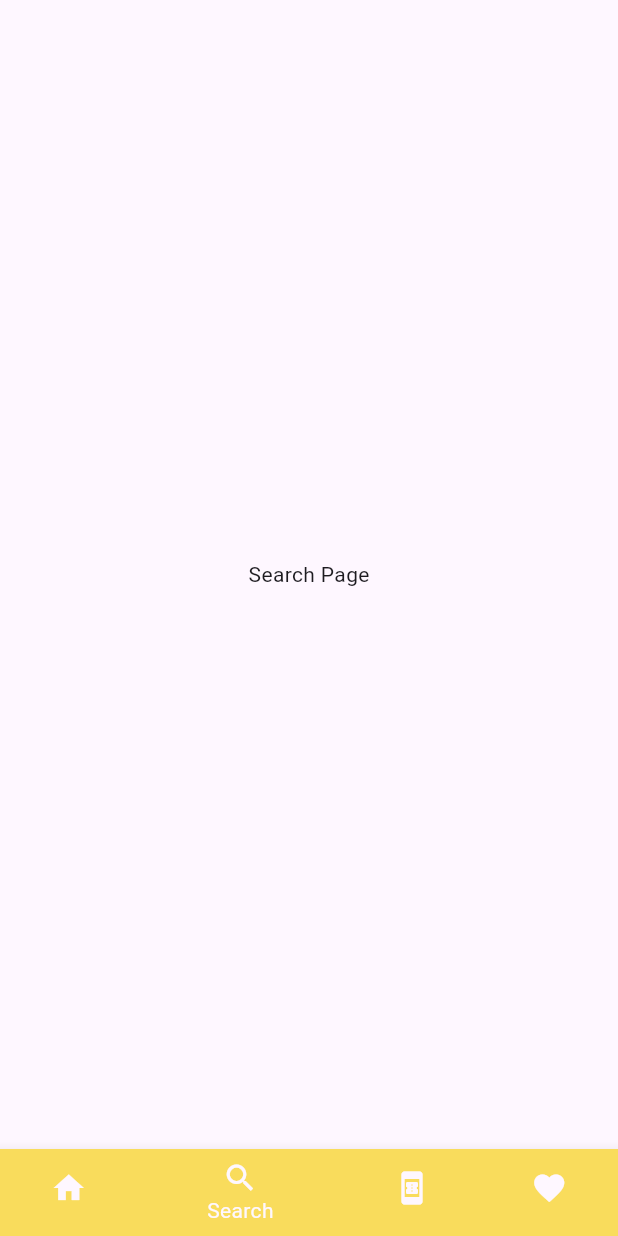
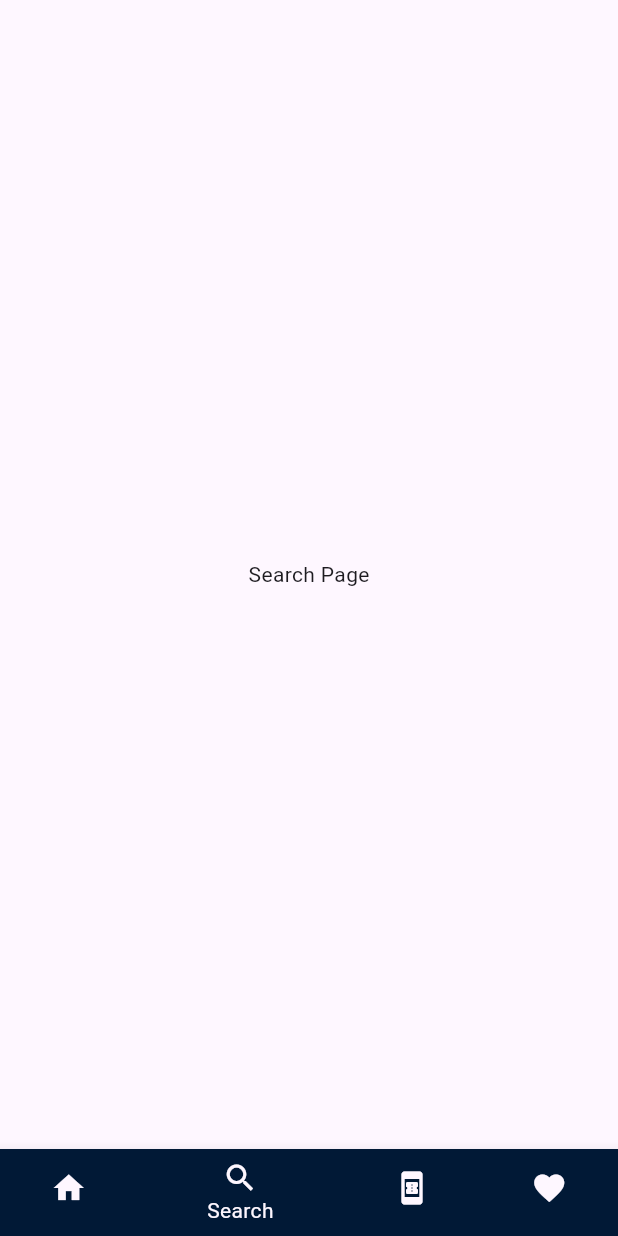
Before and after one commit to totenkopf7/kaar-app, a Flutter app: the screen it shows after launch, item 2 of the bottom bar chosen, on a phone screen of 412 x 824 dp. Run offline on Flutter 3.47's test engine with Material 3 defaults, Android fonts, the light colour scheme and no system bars; our stand-ins replace card_swiper, carousel_slider, flutter_map, flutter_spinkit, geolocator, latlong2.

Commit message:
Update colors.dart

```diff
--- a/lib/components/colors.dart
+++ b/lib/components/colors.dart
@@ -4,7 +4,7 @@ class AppColors {
 //  static const Color primary = Color(0xFFa5a58d);
 //  static const Color background = Color(0xFF6b705c);
   static const Color secondary = Color(0xFFF1F7ED);
- static const Color background = Color(0xFFF9DC5C);
-  static const Color primary = Color(0xFF011936);
+ static const Color primary = Color(0xFFF9DC5C);
+  static const Color background = Color(0xFF011936);
 
 }
```
